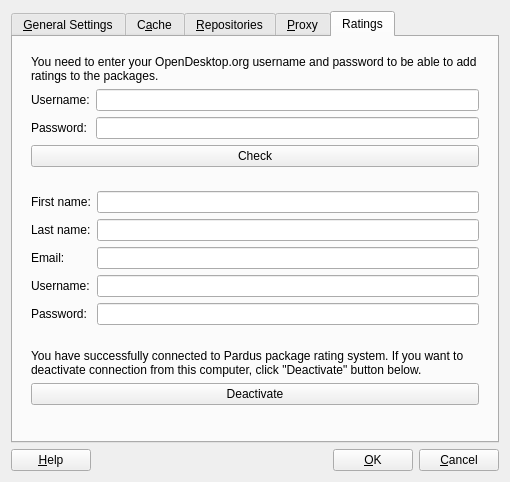
Old version of the form playground/intern/2011/package-rating/package-manager/manager/ui/settingsdialog.ui in the repository pars-linux/uludag.
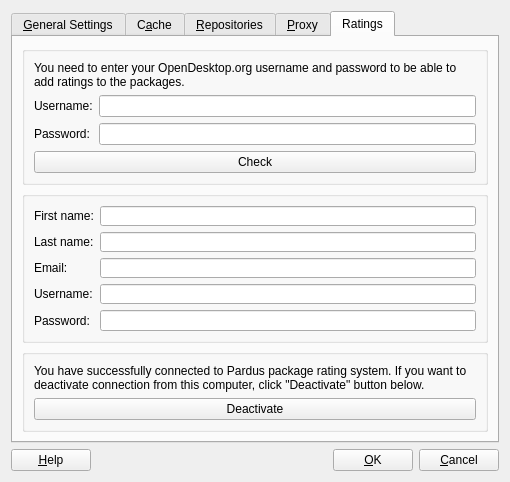
New version of the form. The open tabs and pages were chosen to show the change. Icons and pictures are not drawn.

Commit message: Update layout for ratings tab

Diff of the .ui file:
```diff
--- a/playground/intern/2011/package-rating/package-manager/manager/ui/settingsdialog.ui
+++ b/playground/intern/2011/package-rating/package-manager/manager/ui/settingsdialog.ui
@@ -859,9 +859,9 @@
       </attribute>
       <layout class="QVBoxLayout" name="verticalLayout">
        <item>
-        <widget class="QWidget" name="opendesktop_login" native="true">
-         <layout class="QVBoxLayout" name="verticalLayout_2">
-          <item>
+        <widget class="QGroupBox" name="opendesktop_login">
+         <layout class="QGridLayout" name="gridLayout_11">
+          <item row="0" column="0">
            <widget class="QLabel" name="label_11">
             <property name="text">
              <string>You need to enter your OpenDesktop.org username and password to be able to add ratings to the packages.</string>
@@ -871,7 +871,7 @@
             </property>
            </widget>
           </item>
-          <item>
+          <item row="1" column="0">
            <layout class="QFormLayout" name="opendesktop_login_form">
             <item row="0" column="0">
              <widget class="QLabel" name="label_opendesktop_login_user">
@@ -899,7 +899,7 @@
             </item>
            </layout>
           </item>
-          <item>
+          <item row="2" column="0">
            <widget class="QPushButton" name="opendesktop_login_check">
             <property name="text">
              <string>Check</string>
@@ -910,9 +910,9 @@
         </widget>
        </item>
        <item>
-        <widget class="QWidget" name="opendesktop_register" native="true">
-         <layout class="QVBoxLayout" name="verticalLayout_3">
-          <item>
+        <widget class="QGroupBox" name="opendesktop_register">
+         <layout class="QGridLayout" name="gridLayout_13">
+          <item row="0" column="0">
            <layout class="QFormLayout" name="opendesktop_reg_form">
             <item row="0" column="0">
              <widget class="QLabel" name="label_opendesktop_reg_firstname">
@@ -970,9 +970,9 @@
         </widget>
        </item>
        <item>
-        <widget class="QWidget" name="opendesktop_loggedin" native="true">
-         <layout class="QVBoxLayout" name="verticalLayout_4">
-          <item>
+        <widget class="QGroupBox" name="opendesktop_loggedin">
+         <layout class="QGridLayout" name="gridLayout_15">
+          <item row="0" column="0">
            <widget class="QLabel" name="label_12">
             <property name="text">
              <string>You have successfully connected to Pardus package rating system. If you want to deactivate connection from this computer, click &quot;Deactivate&quot; button below.</string>
@@ -982,7 +982,7 @@
             </property>
            </widget>
           </item>
-          <item>
+          <item row="1" column="0">
            <widget class="QPushButton" name="opendesktop_deactivate">
             <property name="text">
              <string>Deactivate</string>
```
